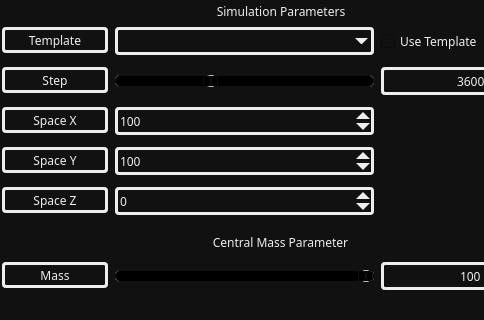
Above: cassiopeia/gui/CassiopeiaUI.ui from Mozartuss/Cassiopeia before the change; both pictures show x 0 to 484 and y 0 to 320 of the 567 by 660 pixel window. Below: the same form after it.
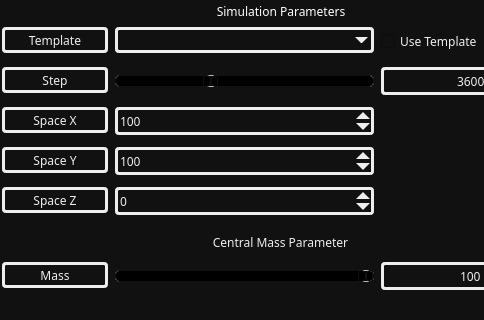
That is the form after the change.

Commit message: Die GUI funktioniert jetzt tadellos außer der Pause button

What changed in the file:
```diff
--- a/cassiopeia/gui/CassiopeiaUI.ui
+++ b/cassiopeia/gui/CassiopeiaUI.ui
@@ -17,15 +17,249 @@
    <string>Cassiopeia</string>
   </property>
   <property name="styleSheet">
-   <string notr="true">background-color: #111;
-      </string>
+      <string notr="true"/>
   </property>
   <widget class="QWidget" name="centralwidget">
    <property name="enabled">
     <bool>true</bool>
    </property>
+      <property name="palette">
+          <palette>
+              <active>
+                  <colorrole role="WindowText">
+                      <brush brushstyle="SolidPattern">
+                          <color alpha="255">
+                              <red>238</red>
+                              <green>238</green>
+                              <blue>238</blue>
+                          </color>
+                      </brush>
+                  </colorrole>
+                  <colorrole role="Button">
+                      <brush brushstyle="SolidPattern">
+                          <color alpha="255">
+                              <red>17</red>
+                              <green>17</green>
+                              <blue>17</blue>
+                          </color>
+                      </brush>
+                  </colorrole>
+                  <colorrole role="Text">
+                      <brush brushstyle="SolidPattern">
+                          <color alpha="255">
+                              <red>238</red>
+                              <green>238</green>
+                              <blue>238</blue>
+                          </color>
+                      </brush>
+                  </colorrole>
+                  <colorrole role="ButtonText">
+                      <brush brushstyle="SolidPattern">
+                          <color alpha="255">
+                              <red>238</red>
+                              <green>238</green>
+                              <blue>238</blue>
+                          </color>
+                      </brush>
+                  </colorrole>
+                  <colorrole role="Base">
+                      <brush brushstyle="SolidPattern">
+                          <color alpha="255">
+                              <red>17</red>
+                              <green>17</green>
+                              <blue>17</blue>
+                          </color>
+                      </brush>
+                  </colorrole>
+                  <colorrole role="Window">
+                      <brush brushstyle="SolidPattern">
+                          <color alpha="255">
+                              <red>17</red>
+                              <green>17</green>
+                              <blue>17</blue>
+                          </color>
+                      </brush>
+                  </colorrole>
+                  <colorrole role="Highlight">
+                      <brush brushstyle="SolidPattern">
+                          <color alpha="255">
+                              <red>238</red>
+                              <green>238</green>
+                              <blue>238</blue>
+                          </color>
+                      </brush>
+                  </colorrole>
+                  <colorrole role="HighlightedText">
+                      <brush brushstyle="SolidPattern">
+                          <color alpha="255">
+                              <red>17</red>
+                              <green>17</green>
+                              <blue>17</blue>
+                          </color>
+                      </brush>
+                  </colorrole>
+              </active>
+              <inactive>
+                  <colorrole role="WindowText">
+                      <brush brushstyle="SolidPattern">
+                          <color alpha="255">
+                              <red>238</red>
+                              <green>238</green>
+                              <blue>238</blue>
+                          </color>
+                      </brush>
+                  </colorrole>
+                  <colorrole role="Button">
+                      <brush brushstyle="SolidPattern">
+                          <color alpha="255">
+                              <red>17</red>
+                              <green>17</green>
+                              <blue>17</blue>
+                          </color>
+                      </brush>
+                  </colorrole>
+                  <colorrole role="Text">
+                      <brush brushstyle="SolidPattern">
+                          <color alpha="255">
+                              <red>238</red>
+                              <green>238</green>
+                              <blue>238</blue>
+                          </color>
+                      </brush>
+                  </colorrole>
+                  <colorrole role="ButtonText">
+                      <brush brushstyle="SolidPattern">
+                          <color alpha="255">
+                              <red>238</red>
+                              <green>238</green>
+                              <blue>238</blue>
+                          </color>
+                      </brush>
+                  </colorrole>
+                  <colorrole role="Base">
+                      <brush brushstyle="SolidPattern">
+                          <color alpha="255">
+                              <red>17</red>
+                              <green>17</green>
+                              <blue>17</blue>
+                          </color>
+                      </brush>
+                  </colorrole>
+                  <colorrole role="Window">
+                      <brush brushstyle="SolidPattern">
+                          <color alpha="255">
+                              <red>17</red>
+                              <green>17</green>
+                              <blue>17</blue>
+                          </color>
+                      </brush>
+                  </colorrole>
+                  <colorrole role="Highlight">
+                      <brush brushstyle="SolidPattern">
+                          <color alpha="255">
+                              <red>238</red>
+                              <green>238</green>
+                              <blue>238</blue>
+                          </color>
+                      </brush>
+                  </colorrole>
+                  <colorrole role="HighlightedText">
+                      <brush brushstyle="SolidPattern">
+                          <color alpha="255">
+                              <red>17</red>
+                              <green>17</green>
+                              <blue>17</blue>
+                          </color>
+                      </brush>
+                  </colorrole>
+              </inactive>
+              <disabled>
+                  <colorrole role="WindowText">
+                      <brush brushstyle="SolidPattern">
+                          <color alpha="255">
+                              <red>238</red>
+                              <green>238</green>
+                              <blue>238</blue>
+                          </color>
+                      </brush>
+                  </colorrole>
+                  <colorrole role="Button">
+                      <brush brushstyle="SolidPattern">
+                          <color alpha="255">
+                              <red>17</red>
+                              <green>17</green>
+                              <blue>17</blue>
+                          </color>
+                      </brush>
+                  </colorrole>
+                  <colorrole role="Text">
+                      <brush brushstyle="SolidPattern">
+                          <color alpha="255">
+                              <red>238</red>
+                              <green>238</green>
+                              <blue>238</blue>
+                          </color>
+                      </brush>
+                  </colorrole>
+                  <colorrole role="ButtonText">
+                      <brush brushstyle="SolidPattern">
+                          <color alpha="255">
+                              <red>238</red>
+                              <green>238</green>
+                              <blue>238</blue>
+                          </color>
+                      </brush>
+                  </colorrole>
+                  <colorrole role="Base">
+                      <brush brushstyle="SolidPattern">
+                          <color alpha="255">
+                              <red>17</red>
+                              <green>17</green>
+                              <blue>17</blue>
+                          </color>
+                      </brush>
+                  </colorrole>
+                  <colorrole role="Window">
+                      <brush brushstyle="SolidPattern">
+                          <color alpha="255">
+                              <red>17</red>
+                              <green>17</green>
+                              <blue>17</blue>
+                          </color>
+                      </brush>
+                  </colorrole>
+                  <colorrole role="Highlight">
+                      <brush brushstyle="SolidPattern">
+                          <color alpha="255">
+                              <red>238</red>
+                              <green>238</green>
+                              <blue>238</blue>
+                          </color>
+                      </brush>
+                  </colorrole>
+                  <colorrole role="HighlightedText">
+                      <brush brushstyle="SolidPattern">
+                          <color alpha="255">
+                              <red>17</red>
+                              <green>17</green>
+                              <blue>17</blue>
+                          </color>
+                      </brush>
+                  </colorrole>
+              </disabled>
+          </palette>
+      </property>
+      <property name="font">
+          <font>
+              <stylestrategy>PreferAntialias</stylestrategy>
+          </font>
+      </property>
    <property name="styleSheet">
-    <string notr="true"/>
+       <string notr="true">color: #eee;
+           background-color: #111;
+           selection-background-color: #eee;
+           selection-color: #111;
+       </string>
    </property>
    <widget class="QGroupBox" name="gbSimPam">
     <property name="enabled">
@@ -39,16 +273,243 @@
       <height>224</height>
      </rect>
     </property>
+       <property name="palette">
+           <palette>
+               <active>
+                   <colorrole role="WindowText">
+                       <brush brushstyle="SolidPattern">
+                           <color alpha="255">
+                               <red>255</red>
+                               <green>255</green>
+                               <blue>255</blue>
+                           </color>
+                       </brush>
+                   </colorrole>
+                   <colorrole role="Button">
+                       <brush brushstyle="SolidPattern">
+                           <color alpha="255">
+                               <red>17</red>
+                               <green>17</green>
+                               <blue>17</blue>
+                           </color>
+                       </brush>
+                   </colorrole>
+                   <colorrole role="Text">
+                       <brush brushstyle="SolidPattern">
+                           <color alpha="255">
+                               <red>255</red>
+                               <green>255</green>
+                               <blue>255</blue>
+                           </color>
+                       </brush>
+                   </colorrole>
+                   <colorrole role="ButtonText">
+                       <brush brushstyle="SolidPattern">
+                           <color alpha="255">
+                               <red>255</red>
+                               <green>255</green>
+                               <blue>255</blue>
+                           </color>
+                       </brush>
+                   </colorrole>
+                   <colorrole role="Base">
+                       <brush brushstyle="SolidPattern">
+                           <color alpha="255">
+                               <red>17</red>
+                               <green>17</green>
+                               <blue>17</blue>
+                           </color>
+                       </brush>
+                   </colorrole>
+                   <colorrole role="Window">
+                       <brush brushstyle="SolidPattern">
+                           <color alpha="255">
+                               <red>17</red>
+                               <green>17</green>
+                               <blue>17</blue>
+                           </color>
+                       </brush>
+                   </colorrole>
+                   <colorrole role="Highlight">
+                       <brush brushstyle="SolidPattern">
+                           <color alpha="255">
+                               <red>238</red>
+                               <green>238</green>
+                               <blue>238</blue>
+                           </color>
+                       </brush>
+                   </colorrole>
+                   <colorrole role="HighlightedText">
+                       <brush brushstyle="SolidPattern">
+                           <color alpha="255">
+                               <red>17</red>
+                               <green>17</green>
+                               <blue>17</blue>
+                           </color>
+                       </brush>
+                   </colorrole>
+               </active>
+               <inactive>
+                   <colorrole role="WindowText">
+                       <brush brushstyle="SolidPattern">
+                           <color alpha="255">
+                               <red>255</red>
+                               <green>255</green>
+                               <blue>255</blue>
+                           </color>
+                       </brush>
+                   </colorrole>
+                   <colorrole role="Button">
+                       <brush brushstyle="SolidPattern">
+                           <color alpha="255">
+                               <red>17</red>
+                               <green>17</green>
+                               <blue>17</blue>
+                           </color>
+                       </brush>
+                   </colorrole>
+                   <colorrole role="Text">
+                       <brush brushstyle="SolidPattern">
+                           <color alpha="255">
+                               <red>255</red>
+                               <green>255</green>
+                               <blue>255</blue>
+                           </color>
+                       </brush>
+                   </colorrole>
+                   <colorrole role="ButtonText">
+                       <brush brushstyle="SolidPattern">
+                           <color alpha="255">
+                               <red>255</red>
+                               <green>255</green>
+                               <blue>255</blue>
+                           </color>
+                       </brush>
+                   </colorrole>
+                   <colorrole role="Base">
+                       <brush brushstyle="SolidPattern">
+                           <color alpha="255">
+                               <red>17</red>
+                               <green>17</green>
+                               <blue>17</blue>
+                           </color>
+                       </brush>
+                   </colorrole>
+                   <colorrole role="Window">
+                       <brush brushstyle="SolidPattern">
+                           <color alpha="255">
+                               <red>17</red>
+                               <green>17</green>
+                               <blue>17</blue>
+                           </color>
+                       </brush>
+                   </colorrole>
+                   <colorrole role="Highlight">
+                       <brush brushstyle="SolidPattern">
+                           <color alpha="255">
+                               <red>238</red>
+                               <green>238</green>
+                               <blue>238</blue>
+                           </color>
+                       </brush>
+                   </colorrole>
+                   <colorrole role="HighlightedText">
+                       <brush brushstyle="SolidPattern">
+                           <color alpha="255">
+                               <red>17</red>
+                               <green>17</green>
+                               <blue>17</blue>
+                           </color>
+                       </brush>
+                   </colorrole>
+               </inactive>
+               <disabled>
+                   <colorrole role="WindowText">
+                       <brush brushstyle="SolidPattern">
+                           <color alpha="255">
+                               <red>255</red>
+                               <green>255</green>
+                               <blue>255</blue>
+                           </color>
+                       </brush>
+                   </colorrole>
+                   <colorrole role="Button">
+                       <brush brushstyle="SolidPattern">
+                           <color alpha="255">
+                               <red>17</red>
+                               <green>17</green>
+                               <blue>17</blue>
+                           </color>
+                       </brush>
+                   </colorrole>
+                   <colorrole role="Text">
+                       <brush brushstyle="SolidPattern">
+                           <color alpha="255">
+                               <red>255</red>
+                               <green>255</green>
+                               <blue>255</blue>
+                           </color>
+                       </brush>
+                   </colorrole>
+                   <colorrole role="ButtonText">
+                       <brush brushstyle="SolidPattern">
+                           <color alpha="255">
+                               <red>255</red>
+                               <green>255</green>
+                               <blue>255</blue>
+                           </color>
+                       </brush>
+                   </colorrole>
+                   <colorrole role="Base">
+                       <brush brushstyle="SolidPattern">
+                           <color alpha="255">
+                               <red>17</red>
+                               <green>17</green>
+                               <blue>17</blue>
+                           </color>
+                       </brush>
+                   </colorrole>
+                   <colorrole role="Window">
+                       <brush brushstyle="SolidPattern">
+                           <color alpha="255">
+                               <red>17</red>
+                               <green>17</green>
+                               <blue>17</blue>
+                           </color>
+                       </brush>
+                   </colorrole>
+                   <colorrole role="Highlight">
+                       <brush brushstyle="SolidPattern">
+                           <color alpha="255">
+                               <red>238</red>
+                               <green>238</green>
+                               <blue>238</blue>
+                           </color>
+                       </brush>
+                   </colorrole>
+                   <colorrole role="HighlightedText">
+                       <brush brushstyle="SolidPattern">
+                           <color alpha="255">
+                               <red>17</red>
+                               <green>17</green>
+                               <blue>17</blue>
+                           </color>
+                       </brush>
+                   </colorrole>
+               </disabled>
+           </palette>
+       </property>
     <property name="font">
      <font>
       <family>8514oem</family>
+         <strikeout>false</strikeout>
+         <stylestrategy>PreferDefault</stylestrategy>
      </font>
     </property>
     <property name="styleSheet">
      <string notr="true">QGroupBox {
-                  color: #eee;
+         color: #fff;
                   border: none;
-                  border-radius: 4px;
                   background-color: #111;
                   min-height: 20px;
                   min-width: 20px;
@@ -669,79 +1130,6 @@
       <bool>false</bool>
      </property>
     </widget>
-    <widget class="QComboBox" name="cmbTemplate">
-     <property name="geometry">
-      <rect>
-       <x>114</x>
-       <y>26</y>
-       <width>259</width>
-       <height>28</height>
-      </rect>
-     </property>
-     <property name="font">
-      <font>
-       <family>8514oem</family>
-      </font>
-     </property>
-     <property name="styleSheet">
-      <string notr="true">QComboBox {
-                      color: #eee;
-                      border: 3px solid #eee;
-                      border-radius: 4px;
-                      background-color: #111;
-                      min-height: 20px;
-                      min-width: 20px;
-                      }
-
-                      QComboBox:hover{
-                      border: 3px solid #eee;
-                      }
-
-                      QComboBox:on {
-                      selection-background-color: #eee;
-                      }
-
-                      QComboBox QAbstractItemView {
-                      background-color: #111;
-                      color: #eee;
-                      border-radius: 4px;
-                      border: 1px solid #111;
-                      selection-color: #111;
-                      selection-background-color: #eee;
-                      }
-
-                      QComboBox::drop-down {
-                      subcontrol-origin: padding;
-                      subcontrol-position: top right;
-                      width: 20px;
-                      border-left-width: 0px;
-                      border-left-color: #eee;
-                      border-left-style: solid;
-                      border-top-right-radius: 3px;
-                      border-bottom-right-radius: 3px;
-                      }
-
-                      QComboBox::down-arrow {
-                      top: 3px;
-                      border-left: 7px solid none;
-                      border-right: 7px solid none;
-                      border-top: 7px solid #eee;
-                      }
-                  </string>
-     </property>
-     <property name="editable">
-      <bool>false</bool>
-     </property>
-     <property name="currentText">
-      <string/>
-     </property>
-     <property name="currentIndex">
-      <number>-1</number>
-     </property>
-     <property name="modelColumn">
-      <number>-1</number>
-     </property>
-    </widget>
     <widget class="QLineEdit" name="leStep">
      <property name="geometry">
       <rect>
@@ -832,6 +1220,306 @@
       <set>Qt::AlignCenter</set>
      </property>
     </widget>
+       <widget class="QComboBox" name="cmbTemplate">
+           <property name="enabled">
+               <bool>true</bool>
+           </property>
+           <property name="geometry">
+               <rect>
+                   <x>114</x>
+                   <y>26</y>
+                   <width>259</width>
+                   <height>26</height>
+               </rect>
+           </property>
+           <property name="palette">
+               <palette>
+                   <active>
+                       <colorrole role="WindowText">
+                           <brush brushstyle="SolidPattern">
+                               <color alpha="255">
+                                   <red>238</red>
+                                   <green>238</green>
+                                   <blue>238</blue>
+                               </color>
+                           </brush>
+                       </colorrole>
+                       <colorrole role="Button">
+                           <brush brushstyle="SolidPattern">
+                               <color alpha="255">
+                                   <red>17</red>
+                                   <green>17</green>
+                                   <blue>17</blue>
+                               </color>
+                           </brush>
+                       </colorrole>
+                       <colorrole role="Text">
+                           <brush brushstyle="SolidPattern">
+                               <color alpha="255">
+                                   <red>238</red>
+                                   <green>238</green>
+                                   <blue>238</blue>
+                               </color>
+                           </brush>
+                       </colorrole>
+                       <colorrole role="ButtonText">
+                           <brush brushstyle="SolidPattern">
+                               <color alpha="255">
+                                   <red>238</red>
+                                   <green>238</green>
+                                   <blue>238</blue>
+                               </color>
+                           </brush>
+                       </colorrole>
+                       <colorrole role="Base">
+                           <brush brushstyle="SolidPattern">
+                               <color alpha="255">
+                                   <red>17</red>
+                                   <green>17</green>
+                                   <blue>17</blue>
+                               </color>
+                           </brush>
+                       </colorrole>
+                       <colorrole role="Window">
+                           <brush brushstyle="SolidPattern">
+                               <color alpha="255">
+                                   <red>17</red>
+                                   <green>17</green>
+                                   <blue>17</blue>
+                               </color>
+                           </brush>
+                       </colorrole>
+                       <colorrole role="Highlight">
+                           <brush brushstyle="SolidPattern">
+                               <color alpha="255">
+                                   <red>238</red>
+                                   <green>238</green>
+                                   <blue>238</blue>
+                               </color>
+                           </brush>
+                       </colorrole>
+                       <colorrole role="HighlightedText">
+                           <brush brushstyle="SolidPattern">
+                               <color alpha="255">
+                                   <red>17</red>
+                                   <green>17</green>
+                                   <blue>17</blue>
+                               </color>
+                           </brush>
+                       </colorrole>
+                   </active>
+                   <inactive>
+                       <colorrole role="WindowText">
+                           <brush brushstyle="SolidPattern">
+                               <color alpha="255">
+                                   <red>238</red>
+                                   <green>238</green>
+                                   <blue>238</blue>
+                               </color>
+                           </brush>
+                       </colorrole>
+                       <colorrole role="Button">
+                           <brush brushstyle="SolidPattern">
+                               <color alpha="255">
+                                   <red>17</red>
+                                   <green>17</green>
+                                   <blue>17</blue>
+                               </color>
+                           </brush>
+                       </colorrole>
+                       <colorrole role="Text">
+                           <brush brushstyle="SolidPattern">
+                               <color alpha="255">
+                                   <red>238</red>
+                                   <green>238</green>
+                                   <blue>238</blue>
+                               </color>
+                           </brush>
+                       </colorrole>
+                       <colorrole role="ButtonText">
+                           <brush brushstyle="SolidPattern">
+                               <color alpha="255">
+                                   <red>238</red>
+                                   <green>238</green>
+                                   <blue>238</blue>
+                               </color>
+                           </brush>
+                       </colorrole>
+                       <colorrole role="Base">
+                           <brush brushstyle="SolidPattern">
+                               <color alpha="255">
+                                   <red>17</red>
+                                   <green>17</green>
+                                   <blue>17</blue>
+                               </color>
+                           </brush>
+                       </colorrole>
+                       <colorrole role="Window">
+                           <brush brushstyle="SolidPattern">
+                               <color alpha="255">
+                                   <red>17</red>
+                                   <green>17</green>
+                                   <blue>17</blue>
+                               </color>
+                           </brush>
+                       </colorrole>
+                       <colorrole role="Highlight">
+                           <brush brushstyle="SolidPattern">
+                               <color alpha="255">
+                                   <red>238</red>
+                                   <green>238</green>
+                                   <blue>238</blue>
+                               </color>
+                           </brush>
+                       </colorrole>
+                       <colorrole role="HighlightedText">
+                           <brush brushstyle="SolidPattern">
+                               <color alpha="255">
+                                   <red>17</red>
+                                   <green>17</green>
+                                   <blue>17</blue>
+                               </color>
+                           </brush>
+                       </colorrole>
+                   </inactive>
+                   <disabled>
+                       <colorrole role="WindowText">
+                           <brush brushstyle="SolidPattern">
+                               <color alpha="255">
+                                   <red>238</red>
+                                   <green>238</green>
+                                   <blue>238</blue>
+                               </color>
+                           </brush>
+                       </colorrole>
+                       <colorrole role="Button">
+                           <brush brushstyle="SolidPattern">
+                               <color alpha="255">
+                                   <red>17</red>
+                                   <green>17</green>
+                                   <blue>17</blue>
+                               </color>
+                           </brush>
+                       </colorrole>
+                       <colorrole role="Text">
+                           <brush brushstyle="SolidPattern">
+                               <color alpha="255">
+                                   <red>238</red>
+                                   <green>238</green>
+                                   <blue>238</blue>
+                               </color>
+                           </brush>
+                       </colorrole>
+                       <colorrole role="ButtonText">
+                           <brush brushstyle="SolidPattern">
+                               <color alpha="255">
+                                   <red>238</red>
+                                   <green>238</green>
+                                   <blue>238</blue>
+                               </color>
+                           </brush>
+                       </colorrole>
+                       <colorrole role="Base">
+                           <brush brushstyle="SolidPattern">
+                               <color alpha="255">
+                                   <red>17</red>
+                                   <green>17</green>
+                                   <blue>17</blue>
+                               </color>
+                           </brush>
+                       </colorrole>
+                       <colorrole role="Window">
+                           <brush brushstyle="SolidPattern">
+                               <color alpha="255">
+                                   <red>17</red>
+                                   <green>17</green>
+                                   <blue>17</blue>
+                               </color>
+                           </brush>
+                       </colorrole>
+                       <colorrole role="Highlight">
+                           <brush brushstyle="SolidPattern">
+                               <color alpha="255">
+                                   <red>238</red>
+                                   <green>238</green>
+                                   <blue>238</blue>
+                               </color>
+                           </brush>
+                       </colorrole>
+                       <colorrole role="HighlightedText">
+                           <brush brushstyle="SolidPattern">
+                               <color alpha="255">
+                                   <red>17</red>
+                                   <green>17</green>
+                                   <blue>17</blue>
+                               </color>
+                           </brush>
+                       </colorrole>
+                   </disabled>
+               </palette>
+           </property>
+           <property name="font">
+               <font>
+                   <family>8514oem</family>
+               </font>
+           </property>
+           <property name="contextMenuPolicy">
+               <enum>Qt::DefaultContextMenu</enum>
+           </property>
+           <property name="autoFillBackground">
+               <bool>false</bool>
+           </property>
+           <property name="styleSheet">
+               <string notr="true">QComboBox {
+                   color: #eee;
+                   border: 3px solid #eee;
+                   border-radius: 4px;
+                   background-color: #111;
+                   min-height: 20px;
+                   min-width: 20px;
+                   }
+
+                   QComboBox:hover{
+                   border: 3px solid #eee;
+                   }
+
+                   QComboBox QAbstractItemView
+                   {
+                   color: #fff;
+                   background-color: #111;
+                   border-radius: 2px;
+                   border: 1px solid #76797C;
+                   selection-background-color: #fff;
+                   selection-color: #111;
+                   }
+
+                   QComboBox::down-arrow {
+                   top: 3px;
+                   border-left: 7px solid none;
+                   border-right: 7px solid none;
+                   border-top: 7px solid #eee;
+                   }
+                   QComboBox::drop-down {
+                   width: 20px;
+                   border-left-width: 0px;
+                   border-left-color: #eee;
+                   border-left-style: solid;
+                   }
+               </string>
+           </property>
+           <property name="editable">
+               <bool>false</bool>
+           </property>
+           <property name="currentText">
+               <string/>
+           </property>
+           <property name="currentIndex">
+               <number>-1</number>
+           </property>
+           <property name="duplicatesEnabled">
+               <bool>false</bool>
+           </property>
+       </widget>
    </widget>
    <widget class="QGroupBox" name="gbCentralPam">
     <property name="enabled">
```
Left out of the diff: 64 changed lines with no effect on the pictures. The commit also changes 9 other files.
